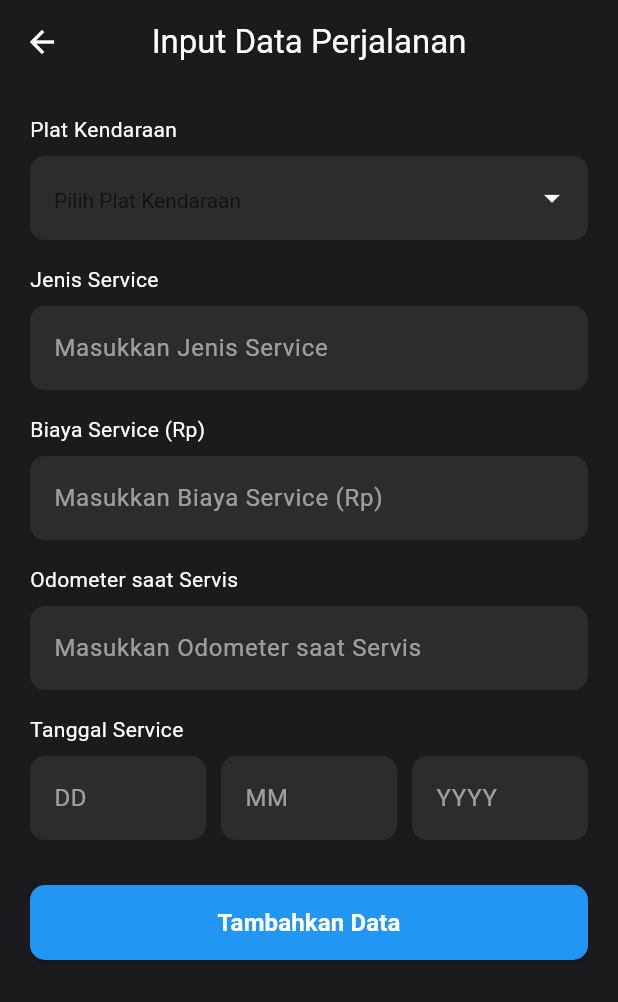
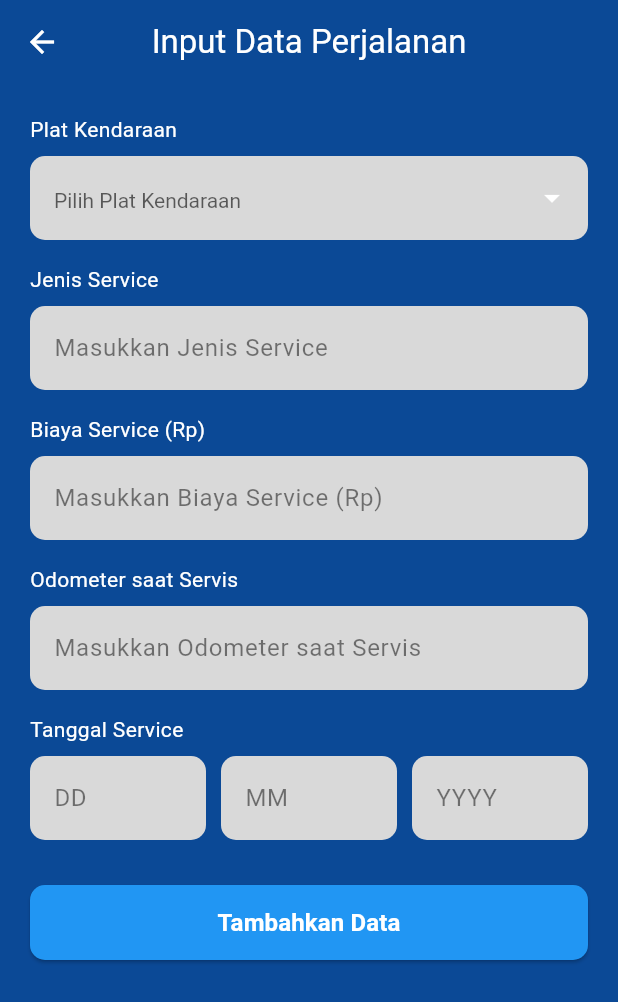
Before and after one commit to ALVIANRML/Petro-Fleet, a Flutter app: the FormDataPerjalanan screen opened directly, on a phone screen of 412 x 824 dp. Shown: the top 1002 px of the screen. Run offline on Flutter 3.47's test engine with Material 3 defaults, Android fonts, the phone set to English and light mode, and no system bars; our stand-ins replace awesome_dialog, firebase_auth, firebase_core, fl_chart, flutter_map, geolocator and 1 more; accounts and stored records are empty; network calls fail.

Commit message:
perbaiki warna dan scroll form input data perjalanan

```diff
--- a/lib/pages/ActivityPageComponent/form_data_perjalanan.dart
+++ b/lib/pages/ActivityPageComponent/form_data_perjalanan.dart
@@ -22,9 +22,9 @@ class _FormDataPerjalananState extends State<FormDataPerjalanan> {
   @override
   Widget build(BuildContext context) {
     return Scaffold(
-      backgroundColor: const Color(0xFF1B1A1D),
+      backgroundColor: const Color(0xFF0B4996),
       appBar: AppBar(
-        backgroundColor: const Color(0xFF1B1A1D),
+        backgroundColor: const Color(0xFF0B4996),
         leading: IconButton(
           icon: const Icon(Icons.arrow_back, color: Colors.white),
           onPressed: () => Navigator.push(
@@ -38,7 +38,7 @@ class _FormDataPerjalananState extends State<FormDataPerjalanan> {
         ),
         centerTitle: true,
       ),
-      body: Padding(
+      body: SingleChildScrollView(
         padding: const EdgeInsets.all(20),
         child: Column(
           crossAxisAlignment: CrossAxisAlignment.start,
@@ -168,9 +168,11 @@ class _FormDataPerjalananState extends State<FormDataPerjalanan> {
   InputDecoration _inputDecoration(String hint) {
     return InputDecoration(
       hintText: hint,
-      hintStyle: const TextStyle(color: Colors.white54),
+      hintStyle: const TextStyle(
+        color: Color(0xFF000000),
+      ).copyWith(color: Color(0xFF000000).withOpacity(0.5)),
       filled: true,
-      fillColor: const Color(0xFF2C2C2C),
+      fillColor: const Color(0xFFD9D9D9),
       border: OutlineInputBorder(
         borderRadius: BorderRadius.circular(10),
         borderSide: BorderSide.none,
--- a/lib/pages/login_page.dart
+++ b/lib/pages/login_page.dart
@@ -33,7 +33,7 @@ class LoginPageState extends State<LoginPage> {
           ),
         ),
         child: Center(
-          child: Padding(
+          child: SingleChildScrollView(
             padding: const EdgeInsets.all(30.0),
             child: Column(
               mainAxisAlignment: MainAxisAlignment.center,
```
